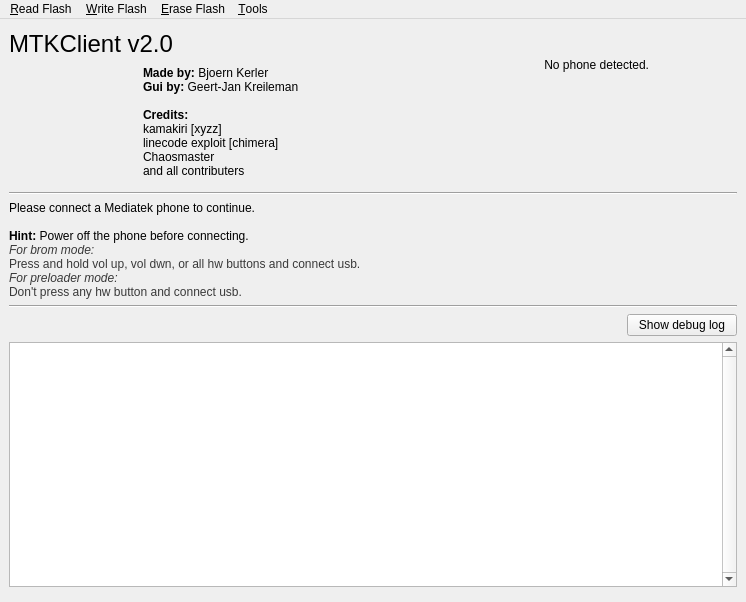
First picture: the form in mtkclient/gui/main_gui.ui, repository emtee40/mtk-client, before the edit.
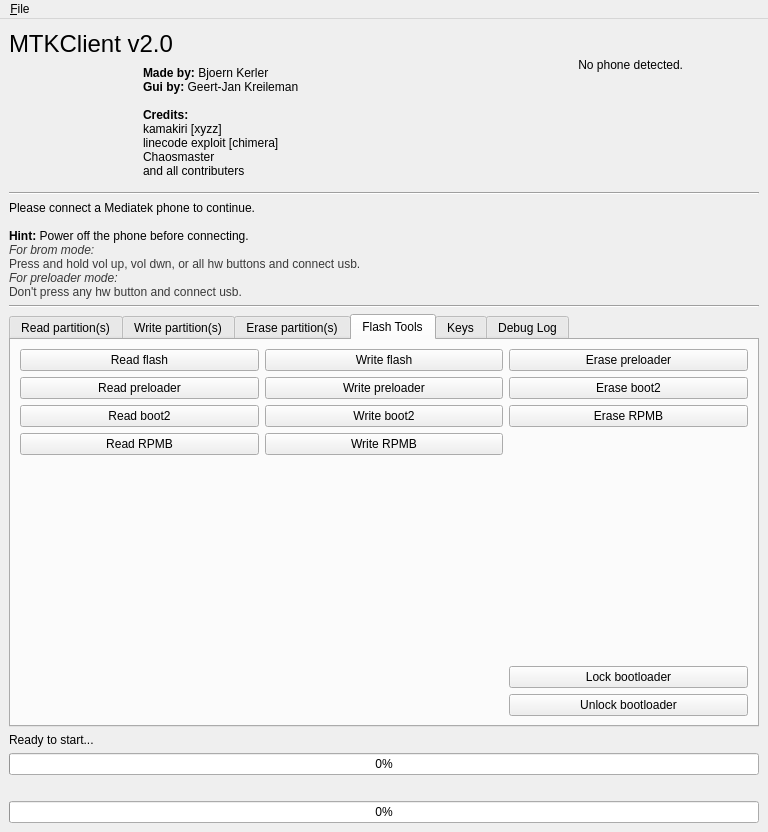
Second picture: the form after the edit. The open tabs and pages were chosen to show the change. Icons and pictures are not drawn.

```diff
--- a/mtkclient/gui/main_gui.ui
+++ b/mtkclient/gui/main_gui.ui
@@ -9,8 +9,8 @@
    <rect>
     <x>0</x>
     <y>0</y>
-    <width>746</width>
-    <height>602</height>
+    <width>768</width>
+    <height>832</height>
    </rect>
   </property>
   <property name="sizePolicy">
@@ -35,92 +35,57 @@
    <bool>false</bool>
   </property>
   <widget class="QWidget" name="centralwidget">
-   <layout class="QGridLayout" name="gridLayout_2">
-    <item row="0" column="2">
-     <widget class="QWidget" name="widget_3" native="true">
+   <layout class="QGridLayout" name="gridLayout_8">
+    <item row="2" column="0">
+     <widget class="QLabel" name="status">
       <property name="sizePolicy">
-       <sizepolicy hsizetype="Fixed" vsizetype="Fixed">
+       <sizepolicy hsizetype="MinimumExpanding" vsizetype="Fixed">
         <horstretch>0</horstretch>
         <verstretch>0</verstretch>
        </sizepolicy>
       </property>
       <property name="minimumSize">
        <size>
-        <width>70</width>
-        <height>128</height>
+        <width>400</width>
+        <height>0</height>
        </size>
       </property>
-      <widget class="QLabel" name="pic">
-       <property name="geometry">
-        <rect>
-         <x>0</x>
-         <y>0</y>
-         <width>71</width>
-         <height>128</height>
-        </rect>
-       </property>
-       <property name="sizePolicy">
-        <sizepolicy hsizetype="MinimumExpanding" vsizetype="Fixed">
-         <horstretch>0</horstretch>
-         <verstretch>0</verstretch>
-        </sizepolicy>
-       </property>
-       <property name="minimumSize">
-        <size>
-         <width>50</width>
-         <height>128</height>
-        </size>
-       </property>
-       <property name="maximumSize">
-        <size>
-         <width>87</width>
-         <height>128</height>
-        </size>
-       </property>
-       <property name="text">
-        <string/>
-       </property>
-       <property name="pixmap">
-        <pixmap>images/phone_notfound.png</pixmap>
-       </property>
-       <property name="scaledContents">
-        <bool>true</bool>
-       </property>
-       <property name="alignment">
-        <set>Qt::AlignCenter</set>
-       </property>
-       <property name="wordWrap">
-        <bool>false</bool>
-       </property>
-      </widget>
-      <widget class="QLabel" name="spinner_pic">
-       <property name="geometry">
-        <rect>
-         <x>10</x>
-         <y>40</y>
-         <width>51</width>
-         <height>51</height>
-        </rect>
-       </property>
-       <property name="sizePolicy">
-        <sizepolicy hsizetype="Fixed" vsizetype="Fixed">
-         <horstretch>0</horstretch>
-         <verstretch>0</verstretch>
-        </sizepolicy>
-       </property>
-       <property name="text">
-        <string/>
-       </property>
-       <property name="pixmap">
-        <pixmap>images/phone_loading.png</pixmap>
-       </property>
-       <property name="scaledContents">
-        <bool>true</bool>
-       </property>
-       <property name="alignment">
-        <set>Qt::AlignCenter</set>
-       </property>
-      </widget>
+      <property name="text">
+       <string>&lt;html&gt;&lt;head/&gt;&lt;body&gt;&lt;p&gt;Please connect a Mediatek phone to continue.&lt;br/&gt;&lt;br/&gt;&lt;span style=&quot; font-weight:600;&quot;&gt;Hint:&lt;/span&gt; Power off the phone before connecting.&lt;br/&gt;&lt;span style=&quot; font-style:italic; color:#393939;&quot;&gt;For brom mode:&lt;/span&gt;&lt;span style=&quot; color:#393939;&quot;&gt;&lt;br/&gt;Press and hold vol up, vol dwn, or all hw buttons and connect usb.&lt;br/&gt;&lt;/span&gt;&lt;span style=&quot; font-style:italic; color:#393939;&quot;&gt;For preloader mode:&lt;/span&gt;&lt;span style=&quot; color:#393939;&quot;&gt;&lt;br/&gt;Don't press any hw button and connect usb.&lt;/span&gt;&lt;/p&gt;&lt;/body&gt;&lt;/html&gt;</string>
+      </property>
+      <property name="textFormat">
+       <enum>Qt::AutoText</enum>
+      </property>
+      <property name="scaledContents">
+       <bool>false</bool>
+      </property>
+      <property name="alignment">
+       <set>Qt::AlignLeading|Qt::AlignLeft|Qt::AlignTop</set>
+      </property>
+      <property name="wordWrap">
+       <bool>false</bool>
+      </property>
+     </widget>
+    </item>
+    <item row="6" column="0">
+     <widget class="QLabel" name="partProgressText">
+      <property name="text">
+       <string>Ready to start...</string>
+      </property>
+     </widget>
+    </item>
+    <item row="9" column="0">
+     <widget class="QLabel" name="fullProgressText">
+      <property name="text">
+       <string/>
+      </property>
+     </widget>
+    </item>
+    <item row="11" column="0">
+     <widget class="QProgressBar" name="fullProgress">
+      <property name="value">
+       <number>0</number>
+      </property>
      </widget>
     </item>
     <item row="0" column="0">
@@ -245,131 +210,676 @@
           </property>
          </widget>
         </item>
+        <item>
+         <widget class="QWidget" name="widget_3" native="true">
+          <property name="sizePolicy">
+           <sizepolicy hsizetype="Fixed" vsizetype="Fixed">
+            <horstretch>0</horstretch>
+            <verstretch>0</verstretch>
+           </sizepolicy>
+          </property>
+          <property name="minimumSize">
+           <size>
+            <width>70</width>
+            <height>128</height>
+           </size>
+          </property>
+          <widget class="QLabel" name="pic">
+           <property name="geometry">
+            <rect>
+             <x>0</x>
+             <y>0</y>
+             <width>71</width>
+             <height>128</height>
+            </rect>
+           </property>
+           <property name="sizePolicy">
+            <sizepolicy hsizetype="MinimumExpanding" vsizetype="Fixed">
+             <horstretch>0</horstretch>
+             <verstretch>0</verstretch>
+            </sizepolicy>
+           </property>
+           <property name="minimumSize">
+            <size>
+             <width>50</width>
+             <height>128</height>
+            </size>
+           </property>
+           <property name="maximumSize">
+            <size>
+             <width>87</width>
+             <height>128</height>
+            </size>
+           </property>
+           <property name="text">
+            <string/>
+           </property>
+           <property name="pixmap">
+            <pixmap>images/phone_notfound.png</pixmap>
+           </property>
+           <property name="scaledContents">
+            <bool>true</bool>
+           </property>
+           <property name="alignment">
+            <set>Qt::AlignCenter</set>
+           </property>
+           <property name="wordWrap">
+            <bool>false</bool>
+           </property>
+          </widget>
+          <widget class="QLabel" name="spinner_pic">
+           <property name="geometry">
+            <rect>
+             <x>10</x>
+             <y>40</y>
+             <width>51</width>
+             <height>51</height>
+            </rect>
+           </property>
+           <property name="sizePolicy">
+            <sizepolicy hsizetype="Fixed" vsizetype="Fixed">
+             <horstretch>0</horstretch>
+             <verstretch>0</verstretch>
+            </sizepolicy>
+           </property>
+           <property name="text">
+            <string/>
+           </property>
+           <property name="pixmap">
+            <pixmap>images/phone_loading.png</pixmap>
+           </property>
+           <property name="scaledContents">
+            <bool>true</bool>
+           </property>
+           <property name="alignment">
+            <set>Qt::AlignCenter</set>
+           </property>
+          </widget>
+         </widget>
+        </item>
        </layout>
       </item>
      </layout>
     </item>
-    <item row="1" column="0" colspan="4">
-     <widget class="Line" name="line_2">
-      <property name="orientation">
-       <enum>Qt::Horizontal</enum>
-      </property>
-     </widget>
-    </item>
-    <item row="3" column="0" colspan="4">
+    <item row="3" column="0">
      <widget class="Line" name="line">
       <property name="orientation">
        <enum>Qt::Horizontal</enum>
       </property>
      </widget>
     </item>
-    <item row="2" column="0" colspan="2">
-     <widget class="QLabel" name="status">
+    <item row="1" column="0">
+     <widget class="Line" name="line_2">
+      <property name="orientation">
+       <enum>Qt::Horizontal</enum>
+      </property>
+     </widget>
+    </item>
+    <item row="7" column="0">
+     <widget class="QProgressBar" name="partProgress">
+      <property name="value">
+       <number>0</number>
+      </property>
+     </widget>
+    </item>
+    <item row="4" column="0">
+     <widget class="QTabWidget" name="tabWidget">
       <property name="sizePolicy">
-       <sizepolicy hsizetype="MinimumExpanding" vsizetype="Fixed">
+       <sizepolicy hsizetype="MinimumExpanding" vsizetype="MinimumExpanding">
         <horstretch>0</horstretch>
         <verstretch>0</verstretch>
        </sizepolicy>
       </property>
       <property name="minimumSize">
        <size>
-        <width>400</width>
-        <height>0</height>
+        <width>650</width>
+        <height>340</height>
        </size>
       </property>
-      <property name="text">
-       <string>&lt;html&gt;&lt;head/&gt;&lt;body&gt;&lt;p&gt;Please connect a Mediatek phone to continue.&lt;br/&gt;&lt;br/&gt;&lt;span style=&quot; font-weight:600;&quot;&gt;Hint:&lt;/span&gt; Power off the phone before connecting.&lt;br/&gt;&lt;span style=&quot; font-style:italic; color:#393939;&quot;&gt;For brom mode:&lt;/span&gt;&lt;span style=&quot; color:#393939;&quot;&gt;&lt;br/&gt;Press and hold vol up, vol dwn, or all hw buttons and connect usb.&lt;br/&gt;&lt;/span&gt;&lt;span style=&quot; font-style:italic; color:#393939;&quot;&gt;For preloader mode:&lt;/span&gt;&lt;span style=&quot; color:#393939;&quot;&gt;&lt;br/&gt;Don't press any hw button and connect usb.&lt;/span&gt;&lt;/p&gt;&lt;/body&gt;&lt;/html&gt;</string>
+      <property name="currentIndex">
+       <number>0</number>
       </property>
-      <property name="textFormat">
-       <enum>Qt::AutoText</enum>
-      </property>
-      <property name="scaledContents">
-       <bool>false</bool>
-      </property>
-      <property name="alignment">
-       <set>Qt::AlignLeading|Qt::AlignLeft|Qt::AlignTop</set>
-      </property>
-      <property name="wordWrap">
-       <bool>false</bool>
-      </property>
+      <widget class="QWidget" name="readtab">
+       <attribute name="title">
+        <string>Read partition(s)</string>
+       </attribute>
+       <layout class="QGridLayout" name="gridLayout_7">
+        <item row="3" column="1">
+         <widget class="QCheckBox" name="readDumpGPTCheckbox">
+          <property name="text">
+           <string>Dump GPT</string>
+          </property>
+         </widget>
+        </item>
+        <item row="4" column="1">
+         <widget class="QCheckBox" name="readselectallcheckbox">
+          <property name="text">
+           <string>Select all partitions</string>
+          </property>
+         </widget>
+        </item>
+        <item row="1" column="0">
+         <widget class="QScrollArea" name="readpartitionList">
+          <property name="sizePolicy">
+           <sizepolicy hsizetype="Expanding" vsizetype="MinimumExpanding">
+            <horstretch>0</horstretch>
+            <verstretch>0</verstretch>
+           </sizepolicy>
+          </property>
+          <property name="minimumSize">
+           <size>
+            <width>0</width>
+            <height>280</height>
+           </size>
+          </property>
+          <property name="verticalScrollBarPolicy">
+           <enum>Qt::ScrollBarAsNeeded</enum>
+          </property>
+          <property name="horizontalScrollBarPolicy">
+           <enum>Qt::ScrollBarAsNeeded</enum>
+          </property>
+          <property name="sizeAdjustPolicy">
+           <enum>QAbstractScrollArea::AdjustToContentsOnFirstShow</enum>
+          </property>
+          <property name="widgetResizable">
+           <bool>true</bool>
+          </property>
+          <widget class="QWidget" name="scrollAreaWidgetContents">
+           <property name="geometry">
+            <rect>
+             <x>0</x>
+             <y>0</y>
+             <width>564</width>
+             <height>278</height>
+            </rect>
+           </property>
+          </widget>
+         </widget>
+        </item>
+        <item row="0" column="0">
+         <widget class="QLabel" name="readtitle">
+          <property name="sizePolicy">
+           <sizepolicy hsizetype="Preferred" vsizetype="Fixed">
+            <horstretch>0</horstretch>
+            <verstretch>0</verstretch>
+           </sizepolicy>
+          </property>
+          <property name="minimumSize">
+           <size>
+            <width>0</width>
+            <height>20</height>
+           </size>
+          </property>
+          <property name="text">
+           <string>Select partitions to read</string>
+          </property>
+          <property name="alignment">
+           <set>Qt::AlignLeading|Qt::AlignLeft|Qt::AlignTop</set>
+          </property>
+         </widget>
+        </item>
+        <item row="0" column="1">
+         <widget class="QPushButton" name="readpartitionsbtn">
+          <property name="text">
+           <string>Read partition(s)</string>
+          </property>
+         </widget>
+        </item>
+       </layout>
+      </widget>
+      <widget class="QWidget" name="writetab">
+       <attribute name="title">
+        <string>Write partition(s)</string>
+       </attribute>
+       <layout class="QGridLayout" name="gridLayout_6">
+        <item row="0" column="0">
+         <widget class="QLabel" name="writetitle">
+          <property name="sizePolicy">
+           <sizepolicy hsizetype="Preferred" vsizetype="Fixed">
+            <horstretch>0</horstretch>
+            <verstretch>0</verstretch>
+           </sizepolicy>
+          </property>
+          <property name="minimumSize">
+           <size>
+            <width>0</width>
+            <height>20</height>
+           </size>
+          </property>
+          <property name="text">
+           <string>Select partitions to write</string>
+          </property>
+          <property name="alignment">
+           <set>Qt::AlignLeading|Qt::AlignLeft|Qt::AlignTop</set>
+          </property>
+         </widget>
+        </item>
+        <item row="1" column="0" rowspan="2">
+         <widget class="QScrollArea" name="writepartitionList">
+          <property name="sizePolicy">
+           <sizepolicy hsizetype="MinimumExpanding" vsizetype="Expanding">
+            <horstretch>0</horstretch>
+            <verstretch>0</verstretch>
+           </sizepolicy>
+          </property>
+          <property name="minimumSize">
+           <size>
+            <width>0</width>
+            <height>280</height>
+           </size>
+          </property>
+          <property name="verticalScrollBarPolicy">
+           <enum>Qt::ScrollBarAsNeeded</enum>
+          </property>
+          <property name="horizontalScrollBarPolicy">
+           <enum>Qt::ScrollBarAsNeeded</enum>
+          </property>
+          <property name="sizeAdjustPolicy">
+           <enum>QAbstractScrollArea::AdjustToContentsOnFirstShow</enum>
+          </property>
+          <property name="widgetResizable">
+           <bool>true</bool>
+          </property>
+          <widget class="QWidget" name="scrollAreaWidgetContents_2">
+           <property name="geometry">
+            <rect>
+             <x>0</x>
+             <y>0</y>
+             <width>567</width>
+             <height>283</height>
+            </rect>
+           </property>
+          </widget>
+         </widget>
+        </item>
+        <item row="0" column="1">
+         <widget class="QPushButton" name="writepartbtn">
+          <property name="text">
+           <string>Write partition(s)</string>
+          </property>
+         </widget>
+        </item>
+        <item row="2" column="1">
+         <widget class="QPushButton" name="writeselectfromdir">
+          <property name="text">
+           <string>Select from directory</string>
+          </property>
+         </widget>
+        </item>
+       </layout>
+      </widget>
+      <widget class="QWidget" name="erasetab">
+       <attribute name="title">
+        <string>Erase partition(s)</string>
+       </attribute>
+       <layout class="QGridLayout" name="gridLayout_5">
+        <item row="0" column="0">
+         <widget class="QLabel" name="erasetitle">
+          <property name="sizePolicy">
+           <sizepolicy hsizetype="Preferred" vsizetype="Fixed">
+            <horstretch>0</horstretch>
+            <verstretch>0</verstretch>
+           </sizepolicy>
+          </property>
+          <property name="minimumSize">
+           <size>
+            <width>0</width>
+            <height>20</height>
+           </size>
+          </property>
+          <property name="text">
+           <string>Select partitions to erase</string>
+          </property>
+          <property name="alignment">
+           <set>Qt::AlignLeading|Qt::AlignLeft|Qt::AlignTop</set>
+          </property>
+         </widget>
+        </item>
+        <item row="1" column="0" rowspan="2">
+         <widget class="QScrollArea" name="erasepartitionList">
+          <property name="sizePolicy">
+           <sizepolicy hsizetype="MinimumExpanding" vsizetype="Expanding">
+            <horstretch>0</horstretch>
+            <verstretch>0</verstretch>
+           </sizepolicy>
+          </property>
+          <property name="minimumSize">
+           <size>
+            <width>0</width>
+            <height>280</height>
+           </size>
+          </property>
+          <property name="verticalScrollBarPolicy">
+           <enum>Qt::ScrollBarAsNeeded</enum>
+          </property>
+          <property name="horizontalScrollBarPolicy">
+           <enum>Qt::ScrollBarAsNeeded</enum>
+          </property>
+          <property name="sizeAdjustPolicy">
+           <enum>QAbstractScrollArea::AdjustToContentsOnFirstShow</enum>
+          </property>
+          <property name="widgetResizable">
+           <bool>true</bool>
+          </property>
+          <widget class="QWidget" name="scrollAreaWidgetContents_3">
+           <property name="geometry">
+            <rect>
+             <x>0</x>
+             <y>0</y>
+             <width>564</width>
+             <height>283</height>
+            </rect>
+           </property>
+          </widget>
+         </widget>
+        </item>
+        <item row="2" column="1">
+         <widget class="QCheckBox" name="eraseselectallpartitionscheckbox">
+          <property name="text">
+           <string>Select all partitions</string>
+          </property>
+         </widget>
+        </item>
+        <item row="0" column="1">
+         <widget class="QPushButton" name="erasepartitionsbtn">
+          <property name="text">
+           <string>Erase partition(s)</string>
+          </property>
+         </widget>
+        </item>
+       </layout>
+      </widget>
+      <widget class="QWidget" name="tab">
+       <attribute name="title">
+        <string>Flash Tools</string>
+       </attribute>
+       <layout class="QGridLayout" name="gridLayout_4">
+        <item row="0" column="0" rowspan="2">
+         <layout class="QVBoxLayout" name="verticalLayout_2">
+          <item>
+           <widget class="QPushButton" name="readflashbtn">
+            <property name="text">
+             <string>Read flash</string>
+            </property>
+           </widget>
+          </item>
+          <item>
+           <widget class="QPushButton" name="readpreloaderbtn">
+            <property name="text">
+             <string>Read preloader</string>
+            </property>
+           </widget>
+          </item>
+          <item>
+           <widget class="QPushButton" name="readboot2btn">
+            <property name="text">
+             <string>Read boot2</string>
+            </property>
+           </widget>
+          </item>
+          <item>
+           <widget class="QPushButton" name="readrpmbbtn">
+            <property name="text">
+             <string>Read RPMB</string>
+            </property>
+           </widget>
+          </item>
+          <item>
+           <spacer name="verticalSpacer">
+            <property name="orientation">
+             <enum>Qt::Vertical</enum>
+            </property>
+            <property name="sizeHint" stdset="0">
+             <size>
+              <width>20</width>
+              <height>40</height>
+             </size>
+            </property>
+           </spacer>
+          </item>
+         </layout>
+        </item>
+        <item row="0" column="1" rowspan="2">
+         <layout class="QVBoxLayout" name="verticalLayout_3">
+          <item>
+           <widget class="QPushButton" name="writeflashbtn">
+            <property name="text">
+             <string>Write flash</string>
+            </property>
+           </widget>
+          </item>
+          <item>
+           <widget class="QPushButton" name="writepreloaderbtn">
+            <property name="text">
+             <string>Write preloader</string>
+            </property>
+           </widget>
+          </item>
+          <item>
+           <widget class="QPushButton" name="writeboot2btn">
+            <property name="text">
+             <string>Write boot2</string>
+            </property>
+           </widget>
+          </item>
+          <item>
+           <widget class="QPushButton" name="writerpmbbtn">
+            <property name="text">
+             <string>Write RPMB</string>
+            </property>
+           </widget>
+          </item>
+          <item>
+           <spacer name="verticalSpacer_2">
+            <property name="orientation">
+             <enum>Qt::Vertical</enum>
+            </property>
+            <property name="sizeHint" stdset="0">
+             <size>
+              <width>20</width>
+              <height>40</height>
+             </size>
+            </property>
+           </spacer>
+          </item>
+         </layout>
+        </item>
+        <item row="0" column="2">
+         <layout class="QVBoxLayout" name="verticalLayout_4">
+          <item>
+           <widget class="QPushButton" name="erasepreloaderbtn">
+            <property name="text">
+             <string>Erase preloader</string>
+            </property>
+           </widget>
+          </item>
+          <item>
+           <widget class="QPushButton" name="eraseboot2btn">
+            <property name="text">
+             <string>Erase boot2</string>
+            </property>
+           </widget>
+          </item>
+          <item>
+           <widget class="QPushButton" name="eraserpmbbtn">
+            <property name="text">
+             <string>Erase RPMB</string>
+            </property>
+           </widget>
+          </item>
+          <item>
+           <spacer name="verticalSpacer_3">
+            <property name="orientation">
+             <enum>Qt::Vertical</enum>
+            </property>
+            <property name="sizeHint" stdset="0">
+             <size>
+              <width>20</width>
+              <height>40</height>
+             </size>
+            </property>
+           </spacer>
+          </item>
+         </layout>
+        </item>
+        <item row="1" column="2">
+         <layout class="QVBoxLayout" name="verticalLayout_5">
+          <item>
+           <widget class="QPushButton" name="lockbutton">
+            <property name="text">
+             <string>Lock bootloader</string>
+            </property>
+           </widget>
+          </item>
+          <item>
+           <widget class="QPushButton" name="unlockbutton">
+            <property name="text">
+             <string>Unlock bootloader</string>
+            </property>
+           </widget>
+          </item>
+         </layout>
+        </item>
+       </layout>
+      </widget>
+      <widget class="QWidget" name="keytab">
+       <attribute name="title">
+        <string>Keys</string>
+       </attribute>
+       <layout class="QGridLayout" name="gridLayout_2">
+        <item row="0" column="0">
+         <widget class="QPushButton" name="generatekeybtn">
+          <property name="text">
+           <string>Generate Keys</string>
+          </property>
+         </widget>
+        </item>
+        <item row="1" column="0">
+         <widget class="QTableWidget" name="keytable">
+          <property name="enabled">
+           <bool>true</bool>
+          </property>
+          <property name="sortingEnabled">
+           <bool>true</bool>
+          </property>
+          <property name="wordWrap">
+           <bool>false</bool>
+          </property>
+          <attribute name="horizontalHeaderShowSortIndicator" stdset="0">
+           <bool>true</bool>
+          </attribute>
+          <attribute name="horizontalHeaderStretchLastSection">
+           <bool>true</bool>
+          </attribute>
+          <attribute name="verticalHeaderVisible">
+           <bool>false</bool>
+          </attribute>
+          <attribute name="verticalHeaderCascadingSectionResizes">
+           <bool>false</bool>
+          </attribute>
+          <attribute name="verticalHeaderStretchLastSection">
+           <bool>false</bool>
+          </attribute>
+          <row>
+           <property name="text">
+            <string>Neue Zeile</string>
+           </property>
+          </row>
+          <row>
+           <property name="text">
+            <string>Neue Zeile</string>
+           </property>
+          </row>
+          <row>
+           <property name="text">
+            <string>Neue Zeile</string>
+           </property>
+          </row>
+          <row>
+           <property name="text">
+            <string>Neue Zeile</string>
+           </property>
+          </row>
+          <row>
+           <property name="text">
+            <string>Neue Zeile</string>
+           </property>
+          </row>
+          <row>
+           <property name="text">
+            <string>Neue Zeile</string>
+           </property>
+          </row>
+          <row>
+           <property name="text">
+            <string>Neue Zeile</string>
+           </property>
+          </row>
+          <column>
+           <property name="text">
+            <string>Type</string>
+           </property>
+          </column>
+          <column>
+           <property name="text">
+            <string>Value</string>
+           </property>
+          </column>
+         </widget>
+        </item>
+        <item row="2" column="0">
+         <widget class="QLabel" name="keystatuslabel">
+          <property name="text">
+           <string>Ready.</string>
+          </property>
+         </widget>
+        </item>
+       </layout>
+      </widget>
+      <widget class="QWidget" name="debugtab">
+       <attribute name="title">
+        <string>Debug Log</string>
+       </attribute>
+       <layout class="QGridLayout" name="gridLayout_3">
+        <item row="0" column="0">
+         <layout class="QGridLayout" name="gridLayout">
+          <item row="1" column="0">
+           <widget class="QWidget" name="widget_2" native="true"/>
+          </item>
+          <item row="0" column="0" colspan="2">
+           <widget class="QPlainTextEdit" name="logBox">
+            <property name="sizePolicy">
+             <sizepolicy hsizetype="Expanding" vsizetype="Expanding">
+              <horstretch>0</horstretch>
+              <verstretch>0</verstretch>
+             </sizepolicy>
+            </property>
+            <property name="minimumSize">
+             <size>
+              <width>722</width>
+              <height>0</height>
+             </size>
+            </property>
+            <property name="styleSheet">
+             <string notr="true"/>
+            </property>
+            <property name="verticalScrollBarPolicy">
+             <enum>Qt::ScrollBarAlwaysOn</enum>
+            </property>
+            <property name="readOnly">
+             <bool>true</bool>
+            </property>
+            <property name="hidden" stdset="0">
+             <bool>false</bool>
+            </property>
+           </widget>
+          </item>
+         </layout>
+        </item>
+       </layout>
+      </widget>
      </widget>
     </item>
-    <item row="4" column="0" colspan="4">
-     <layout class="QGridLayout" name="gridLayout">
-      <item row="2" column="0">
-       <widget class="QWidget" name="widget_2" native="true"/>
-      </item>
-      <item row="0" column="1">
-       <widget class="QPushButton" name="debugBtn">
-        <property name="sizePolicy">
-         <sizepolicy hsizetype="Fixed" vsizetype="Fixed">
-          <horstretch>0</horstretch>
-          <verstretch>0</verstretch>
-         </sizepolicy>
-        </property>
-        <property name="minimumSize">
-         <size>
-          <width>110</width>
-          <height>0</height>
-         </size>
-        </property>
-        <property name="text">
-         <string>Show debug log</string>
-        </property>
-        <property name="autoDefault">
-         <bool>false</bool>
-        </property>
-        <property name="default">
-         <bool>false</bool>
-        </property>
-        <property name="flat">
-         <bool>false</bool>
-        </property>
-       </widget>
-      </item>
-      <item row="0" column="0">
-       <spacer name="horizontalSpacer">
-        <property name="orientation">
-         <enum>Qt::Horizontal</enum>
-        </property>
-        <property name="sizeHint" stdset="0">
-         <size>
-          <width>40</width>
-          <height>20</height>
-         </size>
-        </property>
-       </spacer>
-      </item>
-      <item row="1" column="0" colspan="2">
-       <widget class="QPlainTextEdit" name="logBox">
-        <property name="sizePolicy">
-         <sizepolicy hsizetype="Expanding" vsizetype="Expanding">
-          <horstretch>0</horstretch>
-          <verstretch>0</verstretch>
-         </sizepolicy>
-        </property>
-        <property name="minimumSize">
-         <size>
-          <width>722</width>
-          <height>0</height>
-         </size>
-        </property>
-        <property name="styleSheet">
-         <string notr="true"/>
-        </property>
-        <property name="verticalScrollBarPolicy">
-         <enum>Qt::ScrollBarAlwaysOn</enum>
-        </property>
-        <property name="readOnly">
-         <bool>true</bool>
-        </property>
-        <property name="hidden" stdset="0">
-         <bool>false</bool>
-        </property>
-       </widget>
-      </item>
-     </layout>
-    </item>
    </layout>
   </widget>
   <widget class="QMenuBar" name="menubar">
@@ -377,49 +887,20 @@
     <rect>
      <x>0</x>
      <y>0</y>
-     <width>746</width>
+     <width>768</width>
      <height>22</height>
     </rect>
    </property>
-   <widget class="QMenu" name="readFlashMenu">
+   <widget class="QMenu" name="menuFile">
     <property name="title">
-     <string>&amp;Read Flash</string>
+     <string>&amp;File</string>
     </property>
     <addaction name="actionRead_partition_s"/>
     <addaction name="actionRead_full_flash"/>
     <addaction name="actionRead_preloader"/>
     <addaction name="actionRead_boot2"/>
    </widget>
-   <widget class="QMenu" name="writeFlashMenu">
-    <property name="title">
-     <string>&amp;Write Flash</string>
-    </property>
-    <addaction name="actionWrite_partition_s"/>
-    <addaction name="actionWrite_full_flash"/>
-    <addaction name="actionWrite_at_offset"/>
-    <addaction name="actionWrite_preloader"/>
-    <addaction name="actionWrite_boot2"/>
-   </widget>
-   <widget class="QMenu" name="eraseFlashMenu">
-    <property name="title">
-     <string>&amp;Erase Flash</string>
-    </property>
-    <addaction name="actionErase_partitions_s"/>
-    <addaction name="actionErase_at_offset"/>
-   </widget>
-   <widget class="QMenu" name="toolsFlashMenu">
-    <property name="title">
-     <string>&amp;Tools</string>
-    </property>
-    <addaction name="actionRead_RPMB"/>
-    <addaction name="actionWrite_RPMB"/>
-    <addaction name="separator"/>
-    <addaction name="actionGenerate_RPMB_keys"/>
-   </widget>
-   <addaction name="readFlashMenu"/>
-   <addaction name="writeFlashMenu"/>
-   <addaction name="eraseFlashMenu"/>
-   <addaction name="toolsFlashMenu"/>
+   <addaction name="menuFile"/>
   </widget>
   <action name="actionRead_partition_s">
    <property name="text">
```
Left out of the diff: 22 changed lines with no effect on the pictures.
